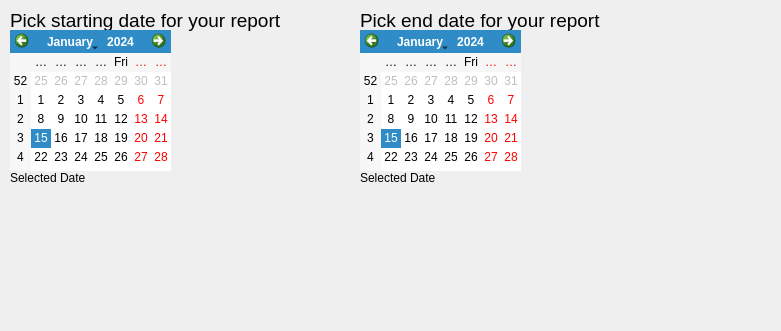
First picture: the form in gui/date_picker_widget.ui, repository JRNalakava/FRED_PyQT5, before the edit.
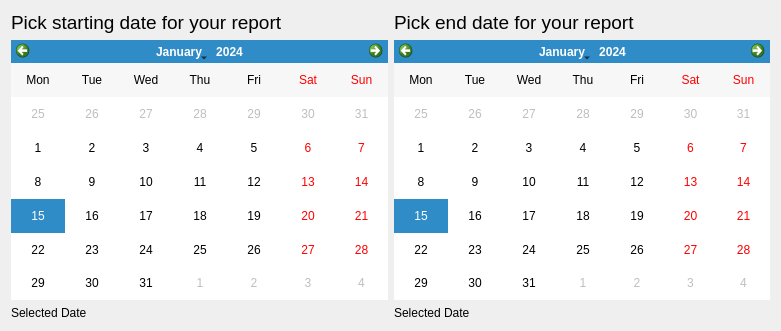
Second picture: the form after the edit.

What changed in the file:
```diff
--- a/gui/date_picker_widget.ui
+++ b/gui/date_picker_widget.ui
@@ -13,15 +13,9 @@
   <property name="windowTitle">
    <string>Form</string>
   </property>
+  <layout class="QGridLayout" name="gridLayout">
+   <item row="0" column="0">
   <widget class="QLabel" name="title_start">
-   <property name="geometry">
-    <rect>
-     <x>10</x>
-     <y>0</y>
-     <width>371</width>
-     <height>41</height>
-    </rect>
-   </property>
    <property name="font">
     <font>
      <pointsize>14</pointsize>
@@ -31,51 +25,9 @@
     <string>Pick starting date for your report</string>
    </property>
   </widget>
-  <widget class="QCalendarWidget" name="calendar_start">
-   <property name="geometry">
-    <rect>
-     <x>10</x>
-     <y>30</y>
-     <width>161</width>
-     <height>141</height>
-    </rect>
-   </property>
-  </widget>
-  <widget class="QLabel" name="label_start">
-   <property name="geometry">
-    <rect>
-     <x>10</x>
-     <y>170</y>
-     <width>161</width>
-     <height>16</height>
-    </rect>
-   </property>
-   <property name="text">
-    <string>Selected Date</string>
-   </property>
-  </widget>
-  <widget class="QLabel" name="label_end">
-   <property name="geometry">
-    <rect>
-     <x>360</x>
-     <y>170</y>
-     <width>161</width>
-     <height>16</height>
-    </rect>
-   </property>
-   <property name="text">
-    <string>Selected Date</string>
-   </property>
-  </widget>
+   </item>
+   <item row="0" column="1">
   <widget class="QLabel" name="title_end">
-   <property name="geometry">
-    <rect>
-     <x>360</x>
-     <y>0</y>
-     <width>371</width>
-     <height>41</height>
-    </rect>
-   </property>
    <property name="font">
     <font>
      <pointsize>14</pointsize>
@@ -85,16 +37,45 @@
     <string>Pick end date for your report</string>
    </property>
   </widget>
+   </item>
+   <item row="1" column="0">
+    <widget class="QCalendarWidget" name="calendar_start">
+     <property name="gridVisible">
+      <bool>false</bool>
+     </property>
+     <property name="verticalHeaderFormat">
+      <enum>QCalendarWidget::NoVerticalHeader</enum>
+     </property>
+    </widget>
+   </item>
+   <item row="1" column="1">
   <widget class="QCalendarWidget" name="calendar_end">
-   <property name="geometry">
-    <rect>
-     <x>360</x>
-     <y>30</y>
-     <width>161</width>
-     <height>141</height>
-    </rect>
-   </property>
-  </widget>
+     <property name="verticalHeaderFormat">
+      <enum>QCalendarWidget::NoVerticalHeader</enum>
+     </property>
+     <property name="navigationBarVisible">
+      <bool>true</bool>
+     </property>
+     <property name="dateEditEnabled">
+      <bool>true</bool>
+     </property>
+    </widget>
+   </item>
+   <item row="2" column="0">
+    <widget class="QLabel" name="label_start">
+     <property name="text">
+      <string>Selected Date</string>
+     </property>
+    </widget>
+   </item>
+   <item row="2" column="1">
+    <widget class="QLabel" name="label_end">
+     <property name="text">
+      <string>Selected Date</string>
+     </property>
+    </widget>
+   </item>
+  </layout>
  </widget>
  <resources/>
  <connections/>
```
Lines whose indentation alone changed are shown as unchanged.
